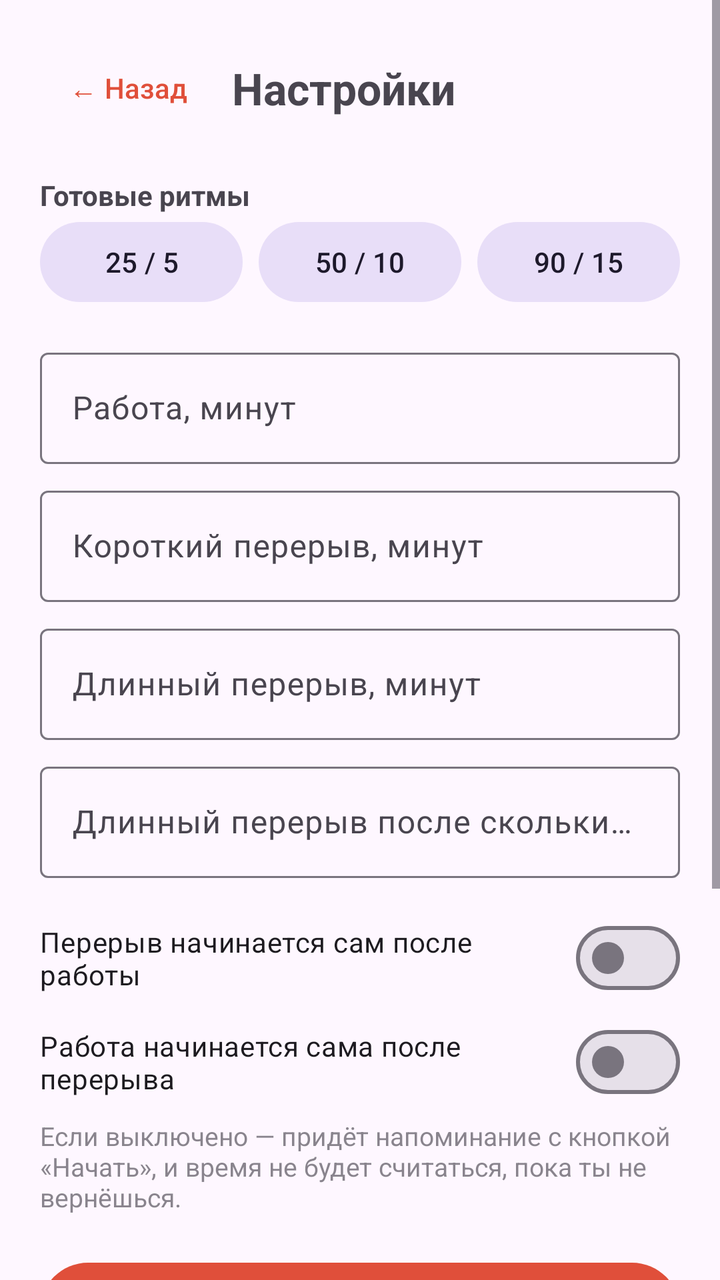
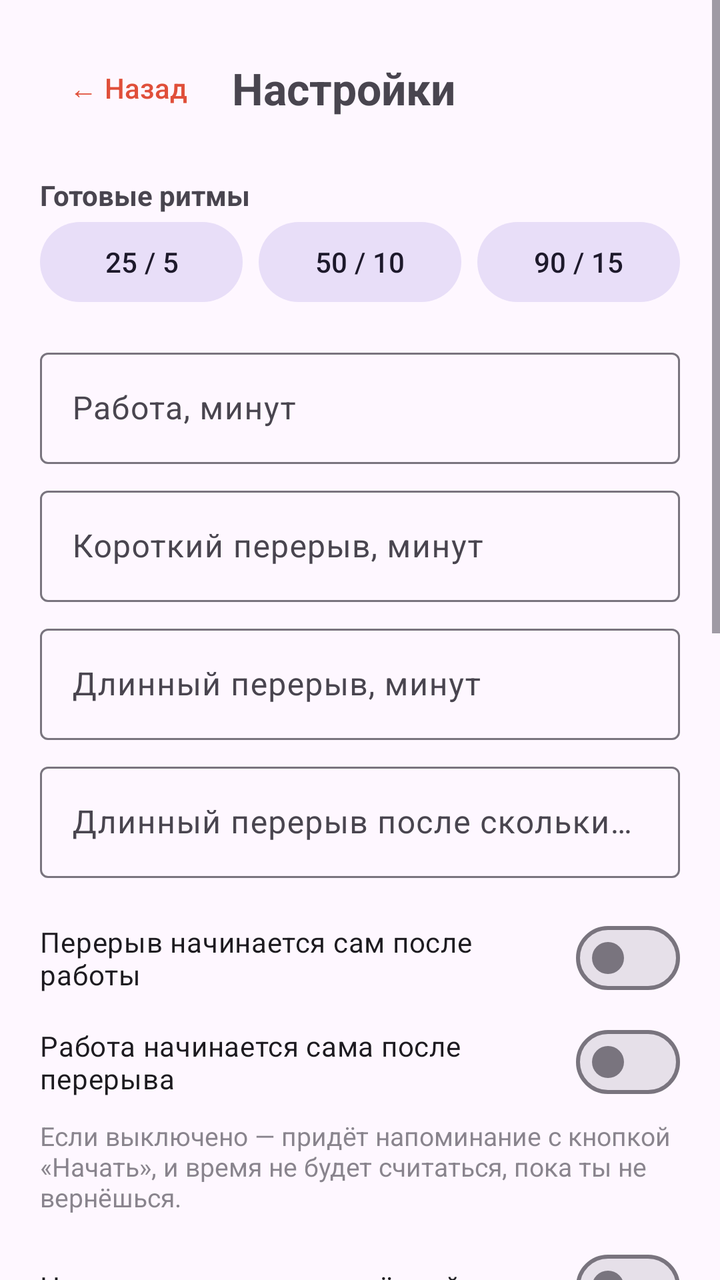

The first picture is an Android layout as it rendered before a commit; the second is the same layout after the commit. The layout source and the unified diff follow.
<!-- AndroidManifest.xml: application theme Theme.Pomo -->
<!-- res/layout/activity_settings.xml -->
<?xml version="1.0" encoding="utf-8"?>
<ScrollView xmlns:android="http://schemas.android.com/apk/res/android"
    android:layout_width="match_parent"
    android:layout_height="match_parent">

    <LinearLayout
        android:layout_width="match_parent"
        android:layout_height="wrap_content"
        android:orientation="vertical"
        android:padding="20dp">

        <LinearLayout
            android:layout_width="match_parent"
            android:layout_height="wrap_content"
            android:gravity="center_vertical"
            android:orientation="horizontal">

            <com.google.android.material.button.MaterialButton
                android:id="@+id/backButton"
                style="@style/Widget.Material3.Button.TextButton"
                android:layout_width="wrap_content"
                android:layout_height="wrap_content"
                android:text="← Назад" />

            <TextView
                android:layout_width="wrap_content"
                android:layout_height="wrap_content"
                android:layout_marginStart="8dp"
                android:text="Настройки"
                android:textSize="22sp"
                android:textStyle="bold" />
        </LinearLayout>

        <TextView
            android:layout_width="wrap_content"
            android:layout_height="wrap_content"
            android:layout_marginTop="20dp"
            android:text="Готовые ритмы"
            android:textStyle="bold" />

        <LinearLayout
            android:layout_width="match_parent"
            android:layout_height="wrap_content"
            android:orientation="horizontal">

            <com.google.android.material.button.MaterialButton
                android:id="@+id/preset25"
                style="@style/Widget.Material3.Button.TonalButton"
                android:layout_width="0dp"
                android:layout_height="wrap_content"
                android:layout_marginEnd="4dp"
                android:layout_weight="1"
                android:text="25 / 5" />

            <com.google.android.material.button.MaterialButton
                android:id="@+id/preset50"
                style="@style/Widget.Material3.Button.TonalButton"
                android:layout_width="0dp"
                android:layout_height="wrap_content"
                android:layout_marginStart="4dp"
                android:layout_marginEnd="4dp"
                android:layout_weight="1"
                android:text="50 / 10" />

            <com.google.android.material.button.MaterialButton
                android:id="@+id/preset90"
                style="@style/Widget.Material3.Button.TonalButton"
                android:layout_width="0dp"
                android:layout_height="wrap_content"
                android:layout_marginStart="4dp"
                android:layout_weight="1"
                android:text="90 / 15" />
        </LinearLayout>

        <com.google.android.material.textfield.TextInputLayout
            style="@style/Widget.Material3.TextInputLayout.OutlinedBox"
            android:layout_width="match_parent"
            android:layout_height="wrap_content"
            android:layout_marginTop="16dp"
            android:hint="Работа, минут">

            <com.google.android.material.textfield.TextInputEditText
                android:id="@+id/workEdit"
                android:layout_width="match_parent"
                android:layout_height="wrap_content"
                android:inputType="number" />
        </com.google.android.material.textfield.TextInputLayout>

        <com.google.android.material.textfield.TextInputLayout
            style="@style/Widget.Material3.TextInputLayout.OutlinedBox"
            android:layout_width="match_parent"
            android:layout_height="wrap_content"
            android:layout_marginTop="8dp"
            android:hint="Короткий перерыв, минут">

            <com.google.android.material.textfield.TextInputEditText
                android:id="@+id/shortEdit"
                android:layout_width="match_parent"
                android:layout_height="wrap_content"
                android:inputType="number" />
        </com.google.android.material.textfield.TextInputLayout>

        <com.google.android.material.textfield.TextInputLayout
            style="@style/Widget.Material3.TextInputLayout.OutlinedBox"
            android:layout_width="match_parent"
            android:layout_height="wrap_content"
            android:layout_marginTop="8dp"
            android:hint="Длинный перерыв, минут">

            <com.google.android.material.textfield.TextInputEditText
                android:id="@+id/longEdit"
                android:layout_width="match_parent"
                android:layout_height="wrap_content"
                android:inputType="number" />
        </com.google.android.material.textfield.TextInputLayout>

        <com.google.android.material.textfield.TextInputLayout
            style="@style/Widget.Material3.TextInputLayout.OutlinedBox"
            android:layout_width="match_parent"
            android:layout_height="wrap_content"
            android:layout_marginTop="8dp"
            android:hint="Длинный перерыв после скольких циклов">

            <com.google.android.material.textfield.TextInputEditText
                android:id="@+id/cyclesEdit"
                android:layout_width="match_parent"
                android:layout_height="wrap_content"
                android:inputType="number" />
        </com.google.android.material.textfield.TextInputLayout>

        <com.google.android.material.materialswitch.MaterialSwitch
            android:id="@+id/autoBreakSwitch"
            android:layout_width="match_parent"
            android:layout_height="wrap_content"
            android:layout_marginTop="16dp"
            android:text="Перерыв начинается сам после работы" />

        <com.google.android.material.materialswitch.MaterialSwitch
            android:id="@+id/autoWorkSwitch"
            android:layout_width="match_parent"
            android:layout_height="wrap_content"
            android:layout_marginTop="4dp"
            android:text="Работа начинается сама после перерыва" />

        <TextView
            android:layout_width="match_parent"
            android:layout_height="wrap_content"
            android:layout_marginTop="4dp"
            android:alpha="0.65"
            android:text="Если выключено — придёт напоминание с кнопкой «Начать», и время не будет считаться, пока ты не вернёшься."
            android:textSize="13sp" />

        <com.google.android.material.button.MaterialButton
            android:id="@+id/saveButton"
            android:layout_width="match_parent"
            android:layout_height="56dp"
            android:layout_marginTop="20dp"
            android:text="Сохранить" />

        <TextView
            android:layout_width="match_parent"
            android:layout_height="wrap_content"
            android:layout_marginTop="28dp"
            android:text="Звук и надёжность"
            android:textStyle="bold" />

        <TextView
            android:layout_width="match_parent"
            android:layout_height="wrap_content"
            android:layout_marginTop="4dp"
            android:alpha="0.65"
            android:text="Мелодию напоминания можно сменить в настройках уведомлений (канал «Напоминания»). Если напоминания опаздывают, в сведениях о приложении сними ограничения батареи."
            android:textSize="13sp" />

        <com.google.android.material.button.MaterialButton
            android:id="@+id/notifButton"
            style="@style/Widget.Material3.Button.OutlinedButton"
            android:layout_width="match_parent"
            android:layout_height="wrap_content"
            android:layout_marginTop="8dp"
            android:text="Настройки уведомлений" />

        <com.google.android.material.button.MaterialButton
            android:id="@+id/appInfoButton"
            style="@style/Widget.Material3.Button.OutlinedButton"
            android:layout_width="match_parent"
            android:layout_height="wrap_content"
            android:text="Сведения о приложении (батарея)" />
    </LinearLayout>
</ScrollView>
<!-- resources referenced by this layout -->
<resources>
  <style name="Theme.Pomo" parent="Theme.Material3.DayNight.NoActionBar">
          <item name="colorPrimary">@color/tomato</item>
          <item name="colorOnPrimary">@android:color/white</item>
          <item name="colorSecondary">@color/leaf</item>
      </style>
  <color name="tomato">#E04F3A</color>
  <color name="leaf">#2E9E5B</color>
</resources>

<!-- the commit's change to res/layout/activity_settings.xml (unified diff, before → after) -->
@@ -150,6 +150,127 @@
             android:text="Если выключено — придёт напоминание с кнопкой «Начать», и время не будет считаться, пока ты не вернёшься."
             android:textSize="13sp" />
 
+        <com.google.android.material.materialswitch.MaterialSwitch
+            android:id="@+id/keepScreenSwitch"
+            android:layout_width="match_parent"
+            android:layout_height="wrap_content"
+            android:layout_marginTop="12dp"
+            android:text="Не гасить экран, пока идёт таймер" />
+
+        <TextView
+            android:layout_width="match_parent"
+            android:layout_height="wrap_content"
+            android:alpha="0.65"
+            android:text="Работает, пока приложение открыто на экране. На паузе и после остановки экран гаснет как обычно."
+            android:textSize="13sp" />
+
+        <TextView
+            android:layout_width="match_parent"
+            android:layout_height="wrap_content"
+            android:layout_marginTop="24dp"
+            android:text="Звуки"
+            android:textStyle="bold" />
+
+        <LinearLayout
+            android:layout_width="match_parent"
+            android:layout_height="wrap_content"
+            android:layout_marginTop="8dp"
+            android:gravity="center_vertical"
+            android:orientation="horizontal">
+
+            <LinearLayout
+                android:layout_width="0dp"
+                android:layout_height="wrap_content"
+                android:layout_weight="1"
+                android:orientation="vertical">
+
+                <TextView
+                    android:layout_width="wrap_content"
+                    android:layout_height="wrap_content"
+                    android:text="Конец работы (пора отдыхать)"
+                    android:textSize="15sp" />
+
+                <TextView
+                    android:id="@+id/workSoundName"
+                    android:layout_width="wrap_content"
+                    android:layout_height="wrap_content"
+                    android:alpha="0.65"
+                    android:textSize="13sp" />
+            </LinearLayout>
+
+            <com.google.android.material.button.MaterialButton
+                android:id="@+id/workSoundPlay"
+                style="@style/Widget.Material3.Button.TextButton"
+                android:layout_width="wrap_content"
+                android:layout_height="wrap_content"
+                android:minWidth="48dp"
+                android:text="▶" />
+
+            <com.google.android.material.button.MaterialButton
+                android:id="@+id/workSoundChange"
+                style="@style/Widget.Material3.Button.TonalButton"
+                android:layout_width="wrap_content"
+                android:layout_height="wrap_content"
+                android:text="Сменить" />
+        </LinearLayout>
+
+        <LinearLayout
+            android:layout_width="match_parent"
+            android:layout_height="wrap_content"
+            android:layout_marginTop="8dp"
+            android:gravity="center_vertical"
+            android:orientation="horizontal">
+
+            <LinearLayout
+                android:layout_width="0dp"
+                android:layout_height="wrap_content"
+                android:layout_weight="1"
+                android:orientation="vertical">
+
+                <TextView
+                    android:layout_width="wrap_content"
+                    android:layout_height="wrap_content"
+                    android:text="Конец перерыва (пора работать)"
+                    android:textSize="15sp" />
+
+                <TextView
+                    android:id="@+id/breakSoundName"
+                    android:layout_width="wrap_content"
+                    android:layout_height="wrap_content"
+                    android:alpha="0.65"
+                    android:textSize="13sp" />
+            </LinearLayout>
+
+            <com.google.android.material.button.MaterialButton
+                android:id="@+id/breakSoundPlay"
+                style="@style/Widget.Material3.Button.TextButton"
+                android:layout_width="wrap_content"
+                android:layout_height="wrap_content"
+                android:minWidth="48dp"
+                android:text="▶" />
+
+            <com.google.android.material.button.MaterialButton
+                android:id="@+id/breakSoundChange"
+                style="@style/Widget.Material3.Button.TonalButton"
+                android:layout_width="wrap_content"
+                android:layout_height="wrap_content"
+                android:text="Сменить" />
+        </LinearLayout>
+
+        <com.google.android.material.materialswitch.MaterialSwitch
+            android:id="@+id/alarmVolumeSwitch"
+            android:layout_width="match_parent"
+            android:layout_height="wrap_content"
+            android:layout_marginTop="12dp"
+            android:text="Громкость будильника" />
+
+        <TextView
+            android:layout_width="match_parent"
+            android:layout_height="wrap_content"
+            android:alpha="0.65"
+            android:text="Включено — звук слышно и в беззвучном режиме, громкость как у будильника. Выключено — громкость уведомлений."
+            android:textSize="13sp" />
+
         <com.google.android.material.button.MaterialButton
             android:id="@+id/saveButton"
             android:layout_width="match_parent"
@@ -161,7 +282,7 @@
             android:layout_width="match_parent"
             android:layout_height="wrap_content"
             android:layout_marginTop="28dp"
-            android:text="Звук и надёжность"
+            android:text="Надёжность"
             android:textStyle="bold" />
 
         <TextView
@@ -169,7 +290,7 @@
             android:layout_height="wrap_content"
             android:layout_marginTop="4dp"
             android:alpha="0.65"
-            android:text="Мелодию напоминания можно сменить в настройках уведомлений (канал «Напоминания»). Если напоминания опаздывают, в сведениях о приложении сними ограничения батареи."
+            android:text="Если напоминания опаздывают, в сведениях о приложении сними ограничения батареи. Вибрацию напоминаний можно настроить в настройках уведомлений."
             android:textSize="13sp" />
 
         <com.google.android.material.button.MaterialButton
